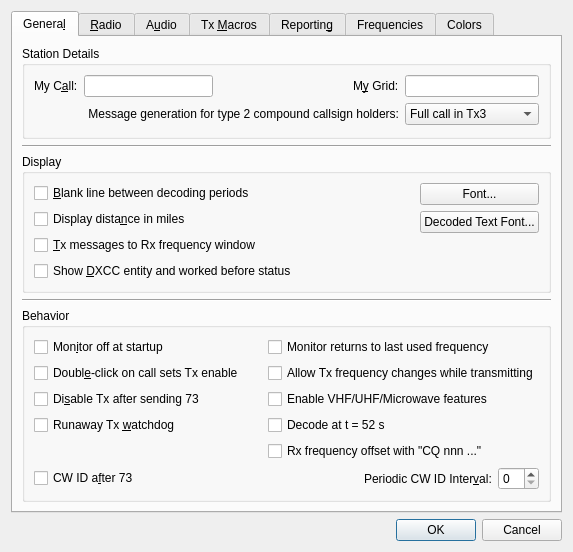
Above: Configuration.ui from mtharp/wsjtx-mirror before the change. Below: the same form after it.
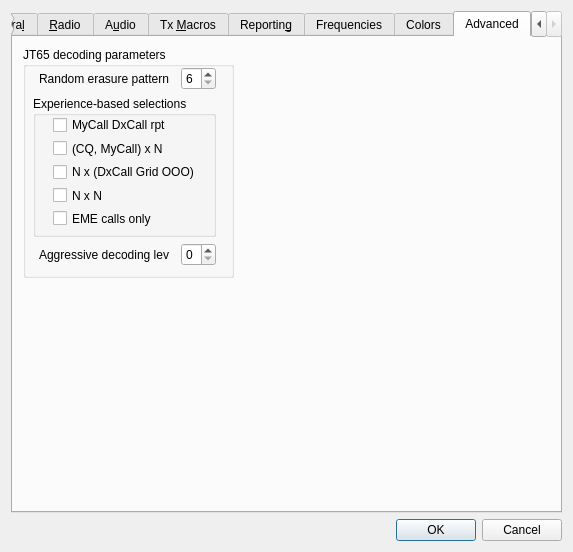
That is the form after the change. The open tabs and pages were chosen to show the change.

Commit message: Preparing to enable advanced features for JT65 including 2-pass decoding, experience-based decoding, and user-selectable decoding parameters.

```diff
--- a/Configuration.ui
+++ b/Configuration.ui
@@ -6,7 +6,7 @@
    <rect>
     <x>0</x>
     <y>0</y>
-    <width>508</width>
+    <width>535</width>
     <height>493</height>
    </rect>
   </property>
@@ -2123,6 +2123,256 @@
        </layout>
       </widget>
      </widget>
+     <widget class="QWidget" name="tab_2">
+      <attribute name="title">
+       <string>Advanced</string>
+      </attribute>
+      <widget class="QGroupBox" name="groupBox_5">
+       <property name="geometry">
+        <rect>
+         <x>10</x>
+         <y>10</y>
+         <width>211</width>
+         <height>231</height>
+        </rect>
+       </property>
+       <property name="toolTip">
+        <string>&lt;html&gt;&lt;head/&gt;&lt;body&gt;&lt;p&gt;User-selectable parameters for JT65 decoding.&lt;/p&gt;&lt;/body&gt;&lt;/html&gt;</string>
+       </property>
+       <property name="title">
+        <string>JT65 decoding parameters</string>
+       </property>
+       <widget class="QLabel" name="label_3">
+        <property name="geometry">
+         <rect>
+          <x>20</x>
+          <y>270</y>
+          <width>131</width>
+          <height>16</height>
+         </rect>
+        </property>
+        <property name="text">
+         <string>Aggressive decoding level:</string>
+        </property>
+       </widget>
+       <widget class="QWidget" name="">
+        <property name="geometry">
+         <rect>
+          <x>10</x>
+          <y>20</y>
+          <width>191</width>
+          <height>199</height>
+         </rect>
+        </property>
+        <layout class="QVBoxLayout" name="verticalLayout_9">
+         <item>
+          <layout class="QHBoxLayout" name="horizontalLayout_13">
+           <item>
+            <widget class="QLabel" name="label_2">
+             <property name="minimumSize">
+              <size>
+               <width>130</width>
+               <height>0</height>
+              </size>
+             </property>
+             <property name="maximumSize">
+              <size>
+               <width>130</width>
+               <height>16777215</height>
+              </size>
+             </property>
+             <property name="text">
+              <string>Random erasure patterns:</string>
+             </property>
+            </widget>
+           </item>
+           <item>
+            <widget class="QSpinBox" name="sbNtrials">
+             <property name="minimumSize">
+              <size>
+               <width>35</width>
+               <height>0</height>
+              </size>
+             </property>
+             <property name="maximumSize">
+              <size>
+               <width>30</width>
+               <height>16777215</height>
+              </size>
+             </property>
+             <property name="toolTip">
+              <string>&lt;html&gt;&lt;head/&gt;&lt;body&gt;&lt;p&gt;Maximum number of erasure patterns for stochastic soft-decision Reed Solomon decoder is 10^(n/2).&lt;/p&gt;&lt;/body&gt;&lt;/html&gt;</string>
+             </property>
+             <property name="minimum">
+              <number>6</number>
+             </property>
+             <property name="maximum">
+              <number>12</number>
+             </property>
+            </widget>
+           </item>
+          </layout>
+         </item>
+         <item>
+          <widget class="QGroupBox" name="groupBox_6">
+           <property name="minimumSize">
+            <size>
+             <width>0</width>
+             <height>141</height>
+            </size>
+           </property>
+           <property name="maximumSize">
+            <size>
+             <width>183</width>
+             <height>16777215</height>
+            </size>
+           </property>
+           <property name="title">
+            <string>Experience-based selections</string>
+           </property>
+           <widget class="QWidget" name="">
+            <property name="geometry">
+             <rect>
+              <x>20</x>
+              <y>20</y>
+              <width>152</width>
+              <height>111</height>
+             </rect>
+            </property>
+            <layout class="QGridLayout" name="gridLayout_9">
+             <item row="0" column="0">
+              <widget class="QCheckBox" name="cbMyDx">
+               <property name="minimumSize">
+                <size>
+                 <width>150</width>
+                 <height>0</height>
+                </size>
+               </property>
+               <property name="toolTip">
+                <string>&lt;html&gt;&lt;head/&gt;&lt;body&gt;&lt;p&gt;Test codewords corresponding to messages of the form &amp;quot;MyCall DxCall Dxgrid&amp;quot;, &amp;quot;MyCall DxCall rpt&amp;quot;. &amp;quot;MyCall DxCall RRR&amp;quot;. and &amp;quot;MyCall DxCall 73&amp;quot;.&lt;/p&gt;&lt;/body&gt;&lt;/html&gt;</string>
+               </property>
+               <property name="text">
+                <string>MyCall DxCall rpt</string>
+               </property>
+              </widget>
+             </item>
+             <item row="1" column="0">
+              <widget class="QCheckBox" name="cbCQMyN">
+               <property name="minimumSize">
+                <size>
+                 <width>150</width>
+                 <height>0</height>
+                </size>
+               </property>
+               <property name="toolTip">
+                <string>&lt;html&gt;&lt;head/&gt;&lt;body&gt;&lt;p&gt;Test codewords corresponding to messages of the form &amp;quot;CQ Call Grid&amp;quot; and  &amp;quot;MyCall Call Grid&amp;quot; for all Call/Grid combinations selected from the list of known calls.&lt;/p&gt;&lt;/body&gt;&lt;/html&gt;</string>
+               </property>
+               <property name="text">
+                <string>(CQ, MyCall) x N</string>
+               </property>
+              </widget>
+             </item>
+             <item row="2" column="0">
+              <widget class="QCheckBox" name="cbNDxG">
+               <property name="minimumSize">
+                <size>
+                 <width>150</width>
+                 <height>0</height>
+                </size>
+               </property>
+               <property name="toolTip">
+                <string>&lt;html&gt;&lt;head/&gt;&lt;body&gt;&lt;p&gt;Test codewords corresponding to messages of the form &amp;quot;Call DxCall DxGrid OOO&amp;quot; for all Call/Grid combinations selected from the list of known calls.&lt;/p&gt;&lt;/body&gt;&lt;/html&gt;</string>
+               </property>
+               <property name="text">
+                <string>N x (DxCall Grid OOO)</string>
+               </property>
+              </widget>
+             </item>
+             <item row="3" column="0">
+              <widget class="QCheckBox" name="cbNN">
+               <property name="minimumSize">
+                <size>
+                 <width>150</width>
+                 <height>0</height>
+                </size>
+               </property>
+               <property name="toolTip">
+                <string>&lt;html&gt;&lt;head/&gt;&lt;body&gt;&lt;p&gt;Test codewords corresponding to messages of the form &amp;quot;Call1 Call2 Grid2&amp;quot;for all Call/Grid combinations selected from the list of known calls.&lt;/p&gt;&lt;/body&gt;&lt;/html&gt;</string>
+               </property>
+               <property name="text">
+                <string>N x N</string>
+               </property>
+              </widget>
+             </item>
+             <item row="4" column="0">
+              <widget class="QCheckBox" name="cbEMEonly">
+               <property name="minimumSize">
+                <size>
+                 <width>150</width>
+                 <height>0</height>
+                </size>
+               </property>
+               <property name="toolTip">
+                <string>&lt;html&gt;&lt;head/&gt;&lt;body&gt;&lt;p&gt;Select Call/Grid combinations from list of known calls only if marked as active on EME.&lt;/p&gt;&lt;/body&gt;&lt;/html&gt;</string>
+               </property>
+               <property name="text">
+                <string>EME calls only</string>
+               </property>
+              </widget>
+             </item>
+            </layout>
+           </widget>
+          </widget>
+         </item>
+         <item>
+          <layout class="QHBoxLayout" name="horizontalLayout_12">
+           <item>
+            <widget class="QLabel" name="label_4">
+             <property name="minimumSize">
+              <size>
+               <width>120</width>
+               <height>0</height>
+              </size>
+             </property>
+             <property name="maximumSize">
+              <size>
+               <width>130</width>
+               <height>16777215</height>
+              </size>
+             </property>
+             <property name="text">
+              <string>Aggressive decoding level:</string>
+             </property>
+            </widget>
+           </item>
+           <item>
+            <widget class="QSpinBox" name="sbAggressive">
+             <property name="minimumSize">
+              <size>
+               <width>35</width>
+               <height>0</height>
+              </size>
+             </property>
+             <property name="maximumSize">
+              <size>
+               <width>35</width>
+               <height>16777215</height>
+              </size>
+             </property>
+             <property name="toolTip">
+              <string>&lt;html&gt;&lt;head/&gt;&lt;body&gt;&lt;p&gt;Higher levels will increase the probability of decoding, but will also increase probability of a false decode.&lt;/p&gt;&lt;/body&gt;&lt;/html&gt;</string>
+             </property>
+             <property name="maximum">
+              <number>10</number>
+             </property>
+            </widget>
+           </item>
+          </layout>
+         </item>
+        </layout>
+       </widget>
+      </widget>
+     </widget>
     </widget>
    </item>
    <item>
```
Left out of the diff: 8 changed lines with no effect on the pictures. The commit also changes 7 other files.
